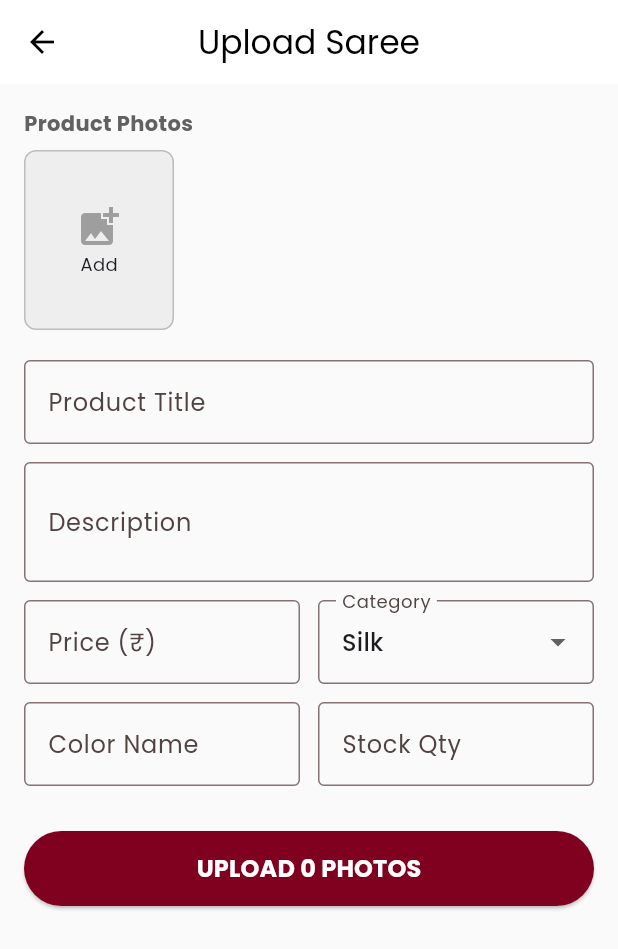
After one commit to rishikeshjoshy/coms_app, a Flutter app: the screen it shows after launch, item 3 of the bottom bar chosen, after a tap on "Add Saree", on a phone screen of 412 x 824 dp. The commit adds this screen. Shown: the top 949 px of the screen. Run offline on Flutter 3.47's test engine with Material 3 defaults, Android fonts, the phone set to English and light mode, and no system bars; our stand-ins replace google_fonts, image_picker; network calls fail.

Commit message:
Implemented CMS Tab & Upload Form

```diff
--- /dev/null
+++ b/lib/screens/add_product_screen.dart
@@ -0,0 +1,261 @@
+import 'dart:io';
+import 'package:flutter/material.dart';
+import 'package:image_picker/image_picker.dart';
+import '../services/api_service.dart';
+
+class AddProductScreen extends StatefulWidget {
+  const AddProductScreen({super.key});
+
+  @override
+  State<AddProductScreen> createState() => _AddProductScreenState();
+}
+
+class _AddProductScreenState extends State<AddProductScreen> {
+  final _formKey = GlobalKey<FormState>();
+  final ApiService _apiService = ApiService();
+
+  // Controllers
+  final TextEditingController _titleController = TextEditingController();
+  final TextEditingController _descController = TextEditingController();
+  final TextEditingController _priceController = TextEditingController();
+  final TextEditingController _stockController = TextEditingController();
+  final TextEditingController _colorNameController = TextEditingController();
+
+  // State for Multiple Images
+  final List<File> _selectedImages = []; // <--- List instead of single file
+  bool _isLoading = false;
+  String _selectedCategory = 'Silk';
+
+  // 1. Pick Multiple Images
+  Future<void> _pickImages() async {
+    final ImagePicker picker = ImagePicker();
+    // Pick MULTIPLE images
+    final List<XFile> images = await picker.pickMultiImage();
+
+    if (images.isNotEmpty) {
+      setState(() {
+        // Append new selections to existing list
+        _selectedImages.addAll(images.map((x) => File(x.path)));
+      });
+    }
+  }
+
+  // Helper: Remove an image
+  void _removeImage(int index) {
+    setState(() {
+      _selectedImages.removeAt(index);
+    });
+  }
+
+  // 2. Upload Function
+  Future<void> _uploadProduct() async {
+    if (!_formKey.currentState!.validate()) return;
+
+    // Validation: Must have at least 1 image
+    if (_selectedImages.isEmpty) {
+      ScaffoldMessenger.of(context).showSnackBar(
+        const SnackBar(content: Text("Please select at least one Saree image")),
+      );
+      return;
+    }
+
+    setState(() => _isLoading = true);
+
+    try {
+      final success = await _apiService.createProduct(
+        title: _titleController.text,
+        description: _descController.text,
+        price: _priceController.text,
+        category: _selectedCategory,
+        colorHex: "#FF0000", // Default Red for now
+        colorName: _colorNameController.text,
+        stock: _stockController.text,
+        images: _selectedImages, // Pass the List
+      );
+
+      if (success) {
+        if (mounted) {
+          ScaffoldMessenger.of(context).showSnackBar(
+            const SnackBar(content: Text("Saree Uploaded Successfully!"), backgroundColor: Colors.green),
+          );
+          Navigator.pop(context);
+        }
+      } else {
+        if (mounted) {
+          ScaffoldMessenger.of(context).showSnackBar(
+            const SnackBar(content: Text("Upload Failed. Check logs."), backgroundColor: Colors.red),
+          );
+        }
+      }
+    } catch (e) {
+      if (mounted) {
+        ScaffoldMessenger.of(context).showSnackBar(
+          SnackBar(content: Text("Error: $e"), backgroundColor: Colors.red),
+        );
+      }
+    } finally {
+      if (mounted) setState(() => _isLoading = false);
+    }
+  }
+
+  @override
+  Widget build(BuildContext context) {
+    return Scaffold(
+      appBar: AppBar(title: const Text("Upload Saree")),
+      body: SingleChildScrollView(
+        padding: const EdgeInsets.all(16.0),
+        child: Form(
+          key: _formKey,
+          child: Column(
+            crossAxisAlignment: CrossAxisAlignment.stretch,
+            children: [
+              // --- MULTI-IMAGE PICKER AREA ---
+              Text("Product Photos", style: TextStyle(color: Colors.grey[700], fontWeight: FontWeight.bold)),
+              const SizedBox(height: 8),
+
+              SizedBox(
+                height: 120,
+                child: ListView.builder(
+                  scrollDirection: Axis.horizontal,
+                  itemCount: _selectedImages.length + 1, // +1 for the "Add Button"
+                  itemBuilder: (context, index) {
+                    // The "Add Button" is always the last item
+                    if (index == _selectedImages.length) {
+                      return GestureDetector(
+                        onTap: _pickImages,
+                        child: Container(
+                          width: 100,
+                          margin: const EdgeInsets.only(right: 8),
+                          decoration: BoxDecoration(
+                            color: Colors.grey[200],
+                            borderRadius: BorderRadius.circular(8),
+                            border: Border.all(color: Colors.grey[400]!),
+                          ),
+                          child: const Column(
+                            mainAxisAlignment: MainAxisAlignment.center,
+                            children: [
+                              Icon(Icons.add_photo_alternate, size: 32, color: Colors.grey),
+                              Text("Add", style: TextStyle(fontSize: 12)),
+                            ],
+                          ),
+                        ),
+                      );
+                    }
+
+                    // The Image Thumbnails
+                    return Stack(
+                      children: [
+                        Container(
+                          width: 100,
+                          margin: const EdgeInsets.only(right: 8),
+                          decoration: BoxDecoration(
+                            borderRadius: BorderRadius.circular(8),
+                            image: DecorationImage(
+                              image: FileImage(_selectedImages[index]),
+                              fit: BoxFit.cover,
+                            ),
+                          ),
+                        ),
+                        // Tiny Remove Button (X)
+                        Positioned(
+                          right: 8,
+                          top: 0,
+                          child: GestureDetector(
+                            onTap: () => _removeImage(index),
+                            child: const CircleAvatar(
+                              radius: 10,
+                              backgroundColor: Colors.red,
+                              child: Icon(Icons.close, size: 12, color: Colors.white),
+                            ),
+                          ),
+                        ),
+                      ],
+                    );
+                  },
+                ),
+              ),
+              const SizedBox(height: 20),
+
+              // --- FORM FIELDS ---
+              TextFormField(
+                controller: _titleController,
+                decoration: const InputDecoration(labelText: "Product Title", border: OutlineInputBorder()),
+                validator: (val) => val!.isEmpty ? "Required" : null,
+              ),
+              const SizedBox(height: 12),
+
+              TextFormField(
+                controller: _descController,
+                decoration: const InputDecoration(labelText: "Description", border: OutlineInputBorder()),
+                maxLines: 2,
+              ),
+              const SizedBox(height: 12),
+
+              Row(
+                children: [
+                  Expanded(
+                    child: TextFormField(
+                      controller: _priceController,
+                      keyboardType: TextInputType.number,
+                      decoration: const InputDecoration(labelText: "Price (₹)", border: OutlineInputBorder()),
+                      validator: (val) => val!.isEmpty ? "Required" : null,
+                    ),
+                  ),
+                  const SizedBox(width: 12),
+                  Expanded(
+                    child: DropdownButtonFormField<String>(
+                      value: _selectedCategory,
+                      decoration: const InputDecoration(labelText: "Category", border: OutlineInputBorder()),
+                      items: ["Silk", "Cotton", "Georgette", "Chiffon", "Designer"]
+                          .map((c) => DropdownMenuItem(value: c, child: Text(c)))
+                          .toList(),
+                      onChanged: (val) => setState(() => _selectedCategory = val!),
+                    ),
+                  ),
+                ],
+              ),
+              const SizedBox(height: 12),
+
+              Row(
+                children: [
+                  Expanded(
+                    child: TextFormField(
+                      controller: _colorNameController,
+                      decoration: const InputDecoration(labelText: "Color Name", border: OutlineInputBorder()),
+                      validator: (val) => val!.isEmpty ? "Required" : null,
+                    ),
+                  ),
+                  const SizedBox(width: 12),
+                  Expanded(
+                    child: TextFormField(
+                      controller: _stockController,
+                      keyboardType: TextInputType.number,
+                      decoration: const InputDecoration(labelText: "Stock Qty", border: OutlineInputBorder()),
+                      validator: (val) => val!.isEmpty ? "Required" : null,
+                    ),
+                  ),
+                ],
+              ),
+              const SizedBox(height: 30),
+
+              // --- SUBMIT BUTTON ---
+              SizedBox(
+                height: 50,
+                child: ElevatedButton(
+                  onPressed: _isLoading ? null : _uploadProduct,
+                  style: ElevatedButton.styleFrom(
+                    backgroundColor: Theme.of(context).primaryColor,
+                    foregroundColor: Colors.white,
+                  ),
+                  child: _isLoading
+                      ? const CircularProgressIndicator(color: Colors.white)
+                      : Text("UPLOAD ${_selectedImages.length} PHOTOS", style: const TextStyle(fontSize: 16, fontWeight: FontWeight.bold)),
+                ),
+              ),
+            ],
+          ),
+        ),
+      ),
+    );
+  }
+}
--- a/lib/screens/admin_home.dart
+++ b/lib/screens/admin_home.dart
@@ -1,4 +1,5 @@
 import 'package:coms_app/screens/dashboard_tab.dart';
+import 'package:coms_app/screens/inventory_tab.dart';
 import 'package:coms_app/screens/orders_tab.dart';
 import 'package:coms_app/widgets/order_tile.dart';
 import 'package:flutter/material.dart';
@@ -19,7 +20,7 @@ class _AdminHomeScreenState extends State<AdminHomeScreen>{
   static const List<Widget> _pages = <Widget>[
     DashboardTab(),
     OrdersTab(),
-    Center(child: Text('Content Management System (Coming Soon)')),
+    InventoryTab(),
   ];
 
   void _onItemTapped(int index) {
--- /dev/null
+++ b/lib/screens/inventory_tab.dart
@@ -0,0 +1,156 @@
+import 'package:flutter/material.dart';
+import 'package:intl/intl.dart';
+import '../services/api_service.dart';
+import '../models/product.dart';
+import '../screens/add_product_screen.dart';
+import '../main.dart';
+
+class InventoryTab extends StatefulWidget {
+  const InventoryTab({super.key});
+
+  @override
+  State<InventoryTab> createState() => _InventoryTabState();
+}
+
+class _InventoryTabState extends State<InventoryTab> {
+
+  final ApiService _apiService = ApiService();
+  late Future<List<Product>> _productsFuture;
+
+
+  @override
+  void initState() {
+    super.initState();
+    _productsFuture = ApiService().fetchProducts();
+  }
+
+  Future<void> _refreshProducts() async {
+    setState(() {
+      _productsFuture = ApiService().fetchProducts();
+    });
+  }
+
+  @override
+  Widget build(BuildContext context) {
+    final currencyFormat = NumberFormat.currency(locale: 'en_IN' , symbol: '₹');
+
+    return Scaffold(
+      appBar: AppBar(
+        title: const Text("Saree Inventory"),
+      ),
+      floatingActionButton: FloatingActionButton.extended(
+          onPressed: (){
+            Navigator.push(
+              context, MaterialPageRoute(builder: (context) => const AddProductScreen()),
+            ).then((_) => _refreshProducts());
+          },
+          label: const Text("Add Saree"),
+        icon: const Icon(Icons.add_a_photo),
+        backgroundColor: Theme.of(context).primaryColor,
+        foregroundColor: Colors.white,
+      ),
+
+      body: RefreshIndicator(
+          onRefresh: _refreshProducts,
+          child: FutureBuilder<List<Product>>(
+              future: _productsFuture,
+              builder: (context , snapshot) {
+                if(snapshot.connectionState == ConnectionState.waiting){
+                  return const Center(
+                    child: CircularProgressIndicator(),
+                  );
+                } else if(snapshot.hasError){
+                  return Center(
+                    child: Text("Error: ${snapshot.error})"
+                    ),
+                  );
+                } else if(!snapshot.hasData || snapshot.data!.isNotEmpty){
+                  return const Center(
+                    child: Text("No products added yet."),
+                  );
+                }
+
+                final products = snapshot.data! ;
+
+                return GridView.builder(
+                  padding: const EdgeInsets.all(12),
+                    gridDelegate: const SliverGridDelegateWithFixedCrossAxisCount(
+                        crossAxisCount: 2,
+                        childAspectRatio: 0.75,
+                        crossAxisSpacing: 12,
+                        mainAxisSpacing: 12
+                    ),
+                    itemCount: products.length,
+                    itemBuilder: (context,length) {
+                      final product = products[length];
+                      return _buildProductCard(product , currencyFormat);
+                    }
+                );
+              }
+          )),
+    );
+  }
+}
+
+Widget _buildProductCard( Product product, NumberFormat format ){
+  return Card(
+    elevation: 2,
+    shape: RoundedRectangleBorder(
+      borderRadius: BorderRadius.circular(12)
+    ),
+    clipBehavior: Clip.antiAlias,
+    child: Column(
+      crossAxisAlignment: CrossAxisAlignment.start,
+      children: [
+        // 1. The Image
+        Expanded(
+            child: Container(
+              width: double.infinity,
+              color: Colors.grey[200],
+              child: product.imageUrl != null ? Image.network(
+                product.imageUrl!,
+                fit: BoxFit.cover,
+                errorBuilder: (c, o, s) => const Icon(Icons.broken_image , color: Colors.grey,),
+              )
+                  : const Icon(Icons.image,  color: Colors.grey)
+            ),
+        ),
+
+        // 2. The Details
+        Padding(
+            padding: const EdgeInsets.all(10.0),
+          child: Column(
+            crossAxisAlignment: CrossAxisAlignment.start,
+            children: [
+              Text(
+                product.title,
+                maxLines: 1,
+                overflow: TextOverflow.ellipsis,
+                style: const TextStyle(
+                    fontWeight: FontWeight.bold,
+                    fontSize: 14
+                ),
+              ),
+              const SizedBox(height: 5,),
+              Text(format.format(product.basePrice),
+                style: TextStyle(
+                  color: Color(0xFF800020),
+                  fontWeight: FontWeight.bold,
+                  fontSize: 13,
+                ),
+              ),
+              const SizedBox(height: 5,),
+              Text(
+                "Stock: ${product.stock}",
+                style: TextStyle(
+                    fontSize: 11,
+                    color: Colors.grey[600],
+                ),
+              )
+            ],
+          ),
+        )
+      ],
+    ),
+  );
+}
--- a/lib/services/api_service.dart
+++ b/lib/services/api_service.dart
@@ -26,16 +26,37 @@ class ApiService {
     }
   }
 
+
   // 2. FETCH ALL PRODUCTS ( CMS )
   Future<List<Product>> fetchProducts() async {
+    print("----- STARTED FETCH PRODUCTS -----");
+    try {
+      // FIX 1: Removed arguments from function (it should be empty brackets)
+      // FIX 2: Fixed variable name typo (response, not responsse)
       final response = await http.get(Uri.parse('$baseUrl/products'));
 
       if (response.statusCode == 200) {
+        /// RAW DEBUG LINE - Shows us exactly what the server sent
+        print("RAW API RESPONSE: ${response.body}");
+
         final Map<String, dynamic> body = json.decode(response.body);
+
+        // Safety Check: If 'data' is missing, return empty list instead of crashing
+        if (body['data'] == null) {
+          print("CRITICAL: 'data' key is missing!");
+          return [];
+        }
+
         final List<dynamic> data = body['data'];
         return data.map((json) => Product.fromJson(json)).toList();
       } else {
-      throw Exception('Failed to load products');
+        print("Server Error: ${response.statusCode}");
+        throw Exception('Failed to load the products');
+      }
+    } catch (e) {
+      print("----- CRITICAL FETCH ERROR: $e");
+      // FIX 3: Must return an empty list on error so the app doesn't crash
+      return [];
     }
   }
 
@@ -71,7 +92,7 @@ class ApiService {
     return response.statusCode == 200;
   }
 
-  // 5. UPLOAD NEW PRODUCT
+  // 5. UPLOAD NEW PRODUCT (Multipart Request - Multi Image Support)
   Future<bool> createProduct({
     required String title,
     required String description,
@@ -80,30 +101,38 @@ class ApiService {
     required String colorName,
     required String colorHex,
     required String stock,
-    required File imageFile,
+    required List<File> images, // <--- CHANGED: Accepts a List now
   }) async {
     var request = http.MultipartRequest('POST', Uri.parse('$baseUrl/products'));
 
-    // TEXT FIELDS __ FAAAHHH !!!
+    // Text Fields
     request.fields['title'] = title;
-    request.fields['price'] = price;
     request.fields['description'] = description;
+    request.fields['base_price'] = price;
     request.fields['category'] = category;
-    request.fields['colorName'] = colorName;
-    request.fields['colorHex'] = colorHex;
+    request.fields['color_name'] = colorName;
+    request.fields['color_hex'] = colorHex;
     request.fields['stock'] = stock;
 
-    // FILE FIELDS ___ RAAAAAAH !!!
-    request.files.add(
-        await http.MultipartFile.fromPath(
-            'image',
-            imageFile.path
-        )
-    );
+    // File Fields (Loop through all images)
+    for (var file in images) {
+      request.files.add(await http.MultipartFile.fromPath(
+        'images',
+        // <--- IMPORTANT: Ensure your Backend Multer expects 'images' (plural)
+        file.path,
+      ));
+    }
 
     var response = await request.send();
-    return response.statusCode == 201;
 
+    if (response.statusCode == 200 || response.statusCode == 201) {
+      return true;
+    } else {
+      print("Upload Failed: ${response.statusCode}");
+      // Optional: Read response stream to see backend error
+      final respStr = await response.stream.bytesToString();
+      print("Server Error: $respStr");
+      return false;
     }
-
   }
+  }
--- a/pubspec.yaml
+++ b/pubspec.yaml
@@ -25,7 +25,7 @@ dependencies:
   google_fonts: ^6.1.0
 
   #Device Features
-  image_picker: ^1.0.7
+  image_picker: ^1.2.1
 
   #State Management
   provider: ^6.1.1
```
Also changed, not shown: lib/models/product.dart (+33 -27 lines). Lines whose indentation alone changed are shown as unchanged.
